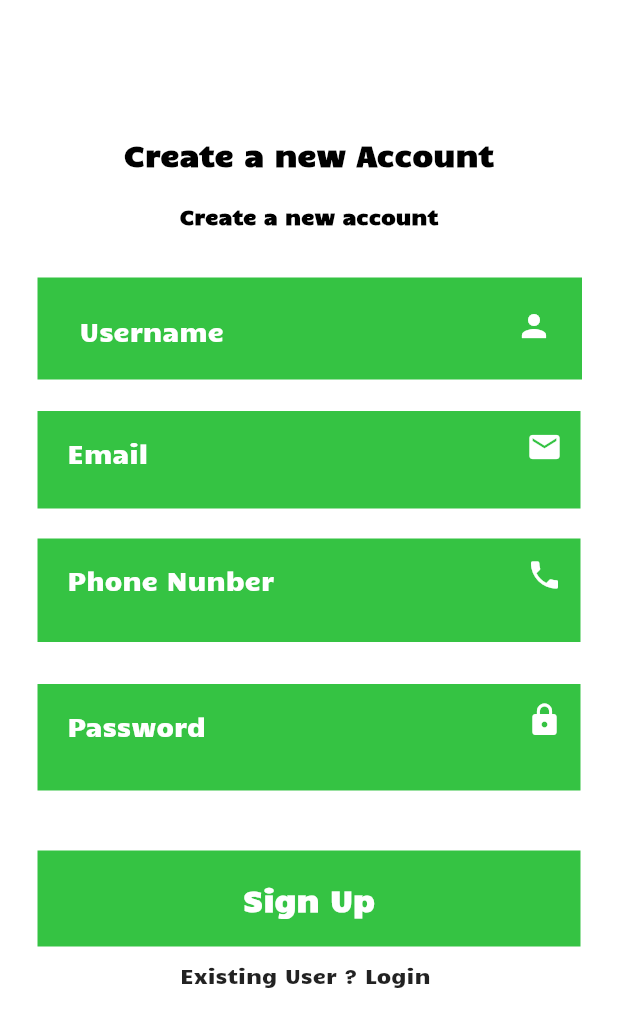
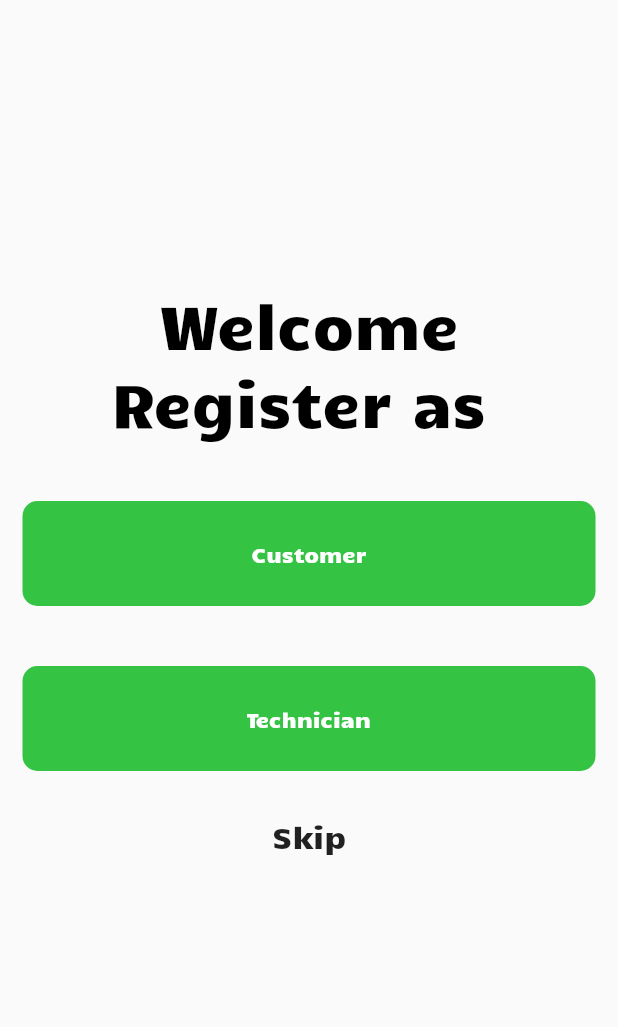
Before and after one commit to mackings/auto-mech, a Flutter app: the screen it shows after launch, on a phone screen of 412 x 824 dp. Shown: the top 1027 px of the screen. Run offline on Flutter 3.47's test engine with Material 2 defaults, Android fonts, the phone set to English and light mode, and no system bars; our stand-ins replace cloud_firestore, firebase_auth, firebase_core, firebase_database, firebase_storage, fluttertoast and 1 more; missing offline and left inert: direct_dialer; accounts and stored records are empty.

Commit message:
changes1

```diff
--- /dev/null
+++ b/lib/Views/welcome.dart
@@ -0,0 +1,98 @@
+import 'dart:ui';
+
+import 'package:auto_mech/Views/TechnicianReg.dart';
+import 'package:auto_mech/Views/signup.dart';
+import 'package:flutter/material.dart';
+
+class Welcome extends StatefulWidget {
+  const Welcome({ Key? key }) : super(key: key);
+
+  @override
+  State<Welcome> createState() => _WelcomeState();
+}
+
+class _WelcomeState extends State<Welcome> {
+  @override
+  Widget build(BuildContext context) {
+    return MaterialApp(
+      home: Scaffold(
+        body: Center(
+          child: Column(
+
+            children: [
+              SizedBox(
+                height: 190,
+              ),
+
+              Center(
+                child: Text('Welcome',
+                    style: TextStyle(
+                        fontFamily: 'candal',
+                        fontSize: 40,
+                        color: Colors.black)),
+              ),
+
+              Center(
+                child: Text('Register as ',
+                    style: TextStyle(
+                        fontFamily: 'candal',
+                        fontSize: 40,
+                        color: Colors.black)),
+              ),
+
+              SizedBox(
+                height: 40,
+              ),
+
+              GestureDetector(
+                onTap: () {
+                  Navigator.push(context, MaterialPageRoute(builder: (context) => Signup()));
+                },
+                child: Container(
+                  height: 70,
+                  width:MediaQuery.of(context).size.width - 30,
+                  decoration: BoxDecoration(
+                    color:  Color(0xff35c343),
+                    borderRadius: BorderRadius.circular(10),
+                  ),
+                  child: Center(child: Text('Customer', style: TextStyle(fontFamily: 'candal',color: Colors.white),)),
+
+                ),
+              ),
+
+              SizedBox(
+                height: 40,
+              ),
+
+
+
+              GestureDetector(
+                onTap: () {
+                  Navigator.push(context, MaterialPageRoute(builder: (context) => TechReg()));
+                },
+                child: Container(
+                  height: 70,
+                  width:MediaQuery.of(context).size.width - 30,
+                  decoration: BoxDecoration(
+                    color:  Color(0xff35c343),
+                    borderRadius: BorderRadius.circular(10),
+                  ),
+                  child: Center(child: Text('Technician', style: TextStyle(fontFamily: 'candal',color: Colors.white),)),
+
+                ),
+              ),
+
+
+              SizedBox(height: 30,),
+
+
+              Center(child: Text('Skip',style: TextStyle(fontFamily: 'candal',fontSize: 20),)),
+
+
+            ],
+          ),
+        )
+      ),
+    );
+  }
+}
--- a/lib/main.dart
+++ b/lib/main.dart
@@ -1,4 +1,5 @@
 import 'package:auto_mech/Views/signup.dart';
+import 'package:auto_mech/Views/welcome.dart';
 import 'package:flutter/material.dart';
 import 'package:firebase_core/firebase_core.dart';
 import 'package:firebase_auth/firebase_auth.dart';
@@ -20,7 +21,7 @@ class _MyAppState extends State<MyApp> {
   @override
   Widget build(BuildContext context) {
     return MaterialApp(
-      home: Signup(),
+      home: Welcome(),
     );
   }
 }
--- a/pubspec.yaml
+++ b/pubspec.yaml
@@ -42,6 +42,8 @@ dependencies:
   http: ^0.13.4
   direct_dialer: ^1.0.1+1
   fluttertoast: ^8.0.9
+  image_picker: ^0.8.4+11
+  google_maps_flutter: ^2.1.2
 
 dev_dependencies:
   flutter_test:
```
Also changed, not shown: lib/Views/TechnicianReg.dart (+32 -2 lines), lib/Views/Techniciandashboard.dart (added, +239 -0 lines), lib/Views/Technicianlogin.dart (added, +268 -0 lines), pubspec.lock.
